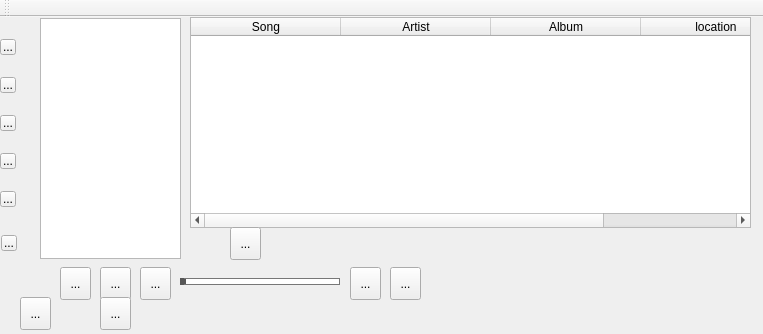
milohr/babe-qt, file mainwindow.ui: the form before one commit.
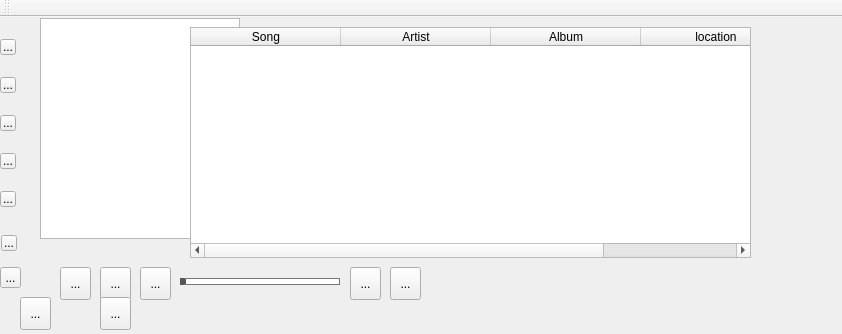
The form after the commit. Icons and pictures are not drawn.

Patch:
```diff
--- a/mainwindow.ui
+++ b/mainwindow.ui
@@ -6,7 +6,7 @@
    <rect>
     <x>0</x>
     <y>0</y>
-    <width>763</width>
+    <width>842</width>
     <height>334</height>
    </rect>
   </property>
@@ -263,10 +263,16 @@
      <rect>
       <x>40</x>
       <y>1</y>
-      <width>141</width>
-      <height>241</height>
+      <width>200</width>
+      <height>221</height>
      </rect>
     </property>
+    <property name="minimumSize">
+     <size>
+      <width>0</width>
+      <height>0</height>
+     </size>
+    </property>
     <property name="maximumSize">
      <size>
       <width>200</width>
@@ -293,9 +299,9 @@
     <property name="geometry">
      <rect>
       <x>190</x>
-      <y>0</y>
+      <y>10</y>
       <width>561</width>
-      <height>211</height>
+      <height>231</height>
      </rect>
     </property>
     <property name="layoutDirection">
@@ -464,17 +470,23 @@
    <widget class="QToolButton" name="info_view">
     <property name="geometry">
      <rect>
-      <x>230</x>
-      <y>210</y>
-      <width>31</width>
-      <height>33</height>
+      <x>0</x>
+      <y>250</y>
+      <width>21</width>
+      <height>21</height>
      </rect>
     </property>
     <property name="text">
      <string>...</string>
     </property>
     <property name="icon">
-     <iconset theme="mail-attachment-symbolic"/>
+     <iconset theme="internet-amarok"/>
+    </property>
+    <property name="checkable">
+     <bool>true</bool>
+    </property>
+    <property name="autoExclusive">
+     <bool>true</bool>
     </property>
    </widget>
   </widget>
```
Left out of the diff: 77 changed lines with no effect on the pictures.
